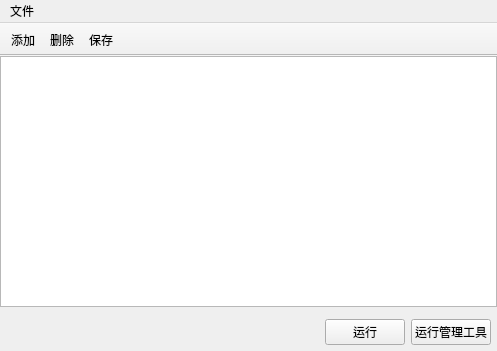
The window that jk_b5d_manager/Ui/JKMainWin.ui (Mr-WangJin/jk_b5d_manager2) describes before a commit, drawn with Qt 5.
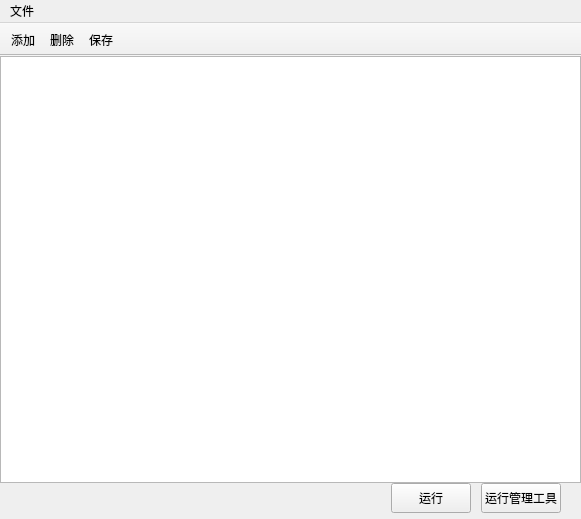
The same window after the commit. Icons and pictures are not drawn.

What changed in the file:
```diff
--- a/jk_b5d_manager/Ui/JKMainWin.ui
+++ b/jk_b5d_manager/Ui/JKMainWin.ui
@@ -6,8 +6,8 @@
    <rect>
     <x>0</x>
     <y>0</y>
-    <width>497</width>
-    <height>351</height>
+    <width>581</width>
+    <height>519</height>
    </rect>
   </property>
   <property name="windowTitle">
@@ -15,6 +15,9 @@
   </property>
   <widget class="QWidget" name="centralWidget">
    <layout class="QVBoxLayout" name="verticalLayout">
+    <property name="spacing">
+     <number>0</number>
+    </property>
     <property name="leftMargin">
      <number>0</number>
     </property>
@@ -32,14 +35,17 @@
     </item>
     <item>
      <layout class="QHBoxLayout" name="horizontalLayout">
+      <property name="spacing">
+       <number>10</number>
+      </property>
       <property name="leftMargin">
        <number>6</number>
       </property>
       <property name="topMargin">
-       <number>6</number>
+       <number>0</number>
       </property>
       <property name="rightMargin">
-       <number>6</number>
+       <number>20</number>
       </property>
       <property name="bottomMargin">
        <number>6</number>
@@ -59,6 +65,18 @@
       </item>
       <item>
        <widget class="QPushButton" name="m_pPBtnRunner">
+        <property name="sizePolicy">
+         <sizepolicy hsizetype="Minimum" vsizetype="Fixed">
+          <horstretch>0</horstretch>
+          <verstretch>0</verstretch>
+         </sizepolicy>
+        </property>
+        <property name="minimumSize">
+         <size>
+          <width>0</width>
+          <height>30</height>
+         </size>
+        </property>
         <property name="cursor">
          <cursorShape>ArrowCursor</cursorShape>
         </property>
@@ -69,6 +87,12 @@
       </item>
       <item>
        <widget class="QPushButton" name="m_pPBtnToolRunner">
+        <property name="minimumSize">
+         <size>
+          <width>0</width>
+          <height>30</height>
+         </size>
+        </property>
         <property name="text">
          <string>运行管理工具</string>
         </property>
@@ -85,6 +109,9 @@
    <property name="allowedAreas">
     <set>Qt::BottomToolBarArea|Qt::TopToolBarArea</set>
    </property>
+   <property name="toolButtonStyle">
+    <enum>Qt::ToolButtonTextBesideIcon</enum>
+   </property>
    <attribute name="toolBarArea">
     <enum>TopToolBarArea</enum>
    </attribute>
@@ -100,7 +127,7 @@
     <rect>
      <x>0</x>
      <y>0</y>
-     <width>497</width>
+     <width>581</width>
      <height>23</height>
     </rect>
    </property>
```
Left out of the diff: 33 changed lines with no effect on the pictures.
